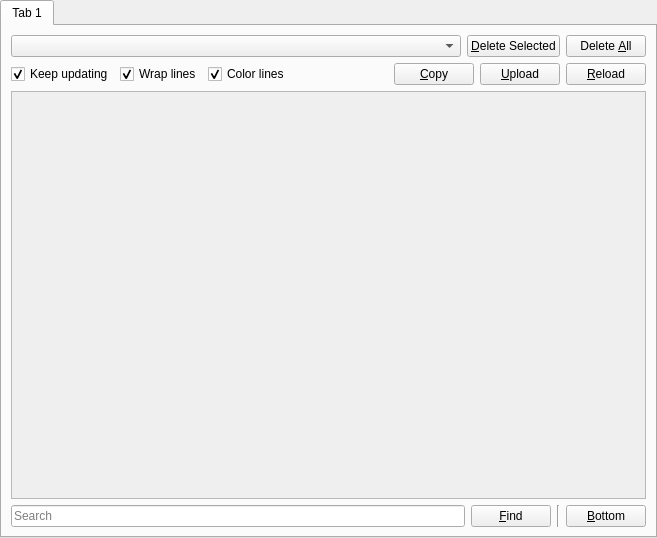
The window that launcher/ui/pages/instance/OtherLogsPage.ui (FreesmTeam/FreesmLauncher) describes before a commit, drawn with Qt 5.
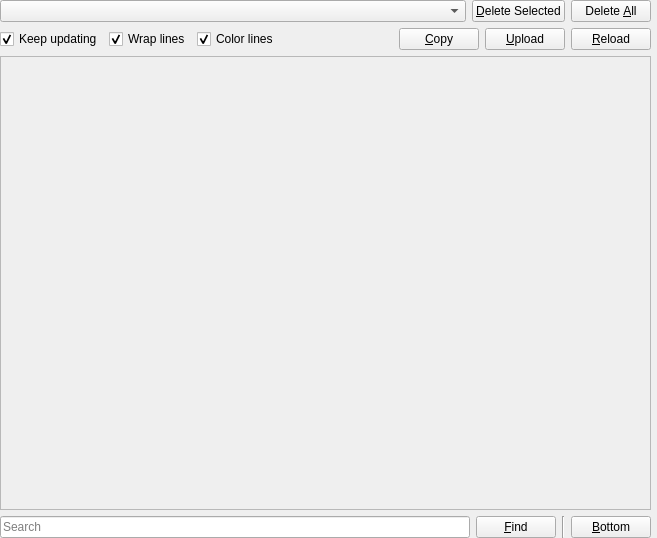
The same window after the commit. Custom widgets are drawn as their Qt base class.

The edit to the form file:
```diff
--- a/launcher/ui/pages/instance/OtherLogsPage.ui
+++ b/launcher/ui/pages/instance/OtherLogsPage.ui
@@ -10,7 +10,7 @@
     <height>538</height>
    </rect>
   </property>
-  <layout class="QVBoxLayout" name="verticalLayout_2">
+  <layout class="QGridLayout" name="gridLayout_2">
    <property name="leftMargin">
     <number>0</number>
    </property>
@@ -18,21 +18,11 @@
     <number>0</number>
    </property>
    <property name="rightMargin">
-    <number>0</number>
+    <number>6</number>
    </property>
    <property name="bottomMargin">
     <number>0</number>
    </property>
-   <item>
-    <widget class="QTabWidget" name="tabWidget">
-     <property name="currentIndex">
-      <number>0</number>
-     </property>
-     <widget class="QWidget" name="tab">
-      <attribute name="title">
-       <string notr="true">Tab 1</string>
-      </attribute>
-      <layout class="QGridLayout" name="gridLayout_2">
        <item row="2" column="2">
         <widget class="QPushButton" name="findButton">
          <property name="sizePolicy">
@@ -215,10 +205,6 @@
        </item>
       </layout>
      </widget>
-    </widget>
-   </item>
-  </layout>
- </widget>
  <customwidgets>
   <customwidget>
    <class>LogView</class>
```
Left out of the diff: 1 changed line with no effect on the pictures. Lines whose indentation alone changed are shown as unchanged.
